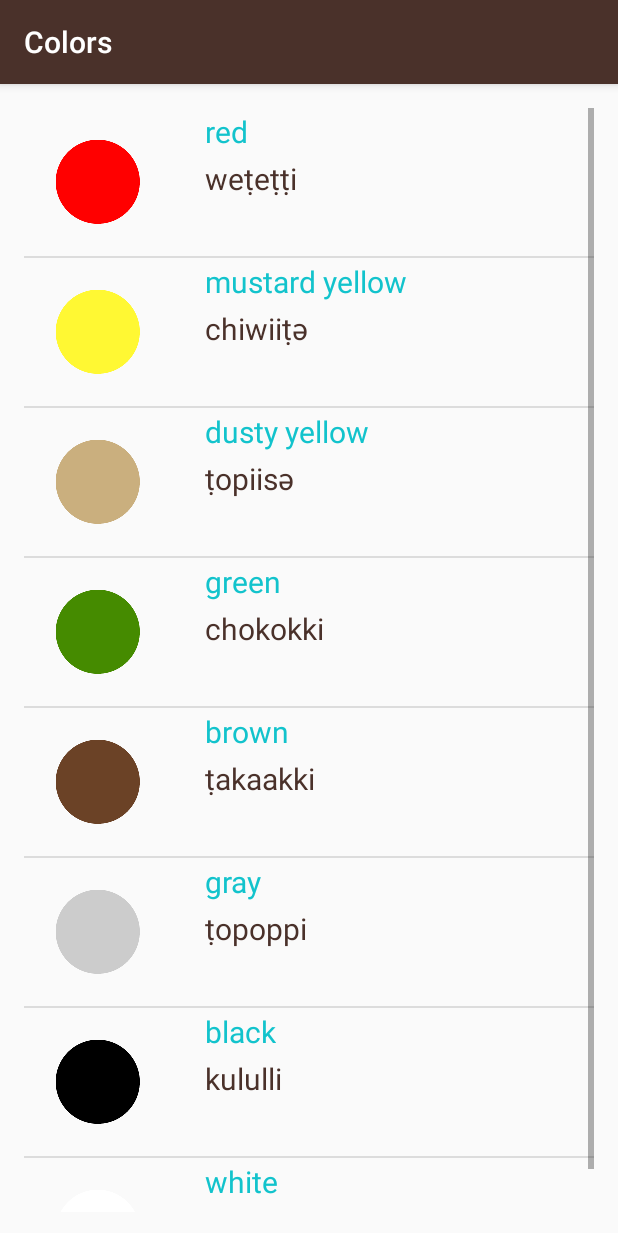
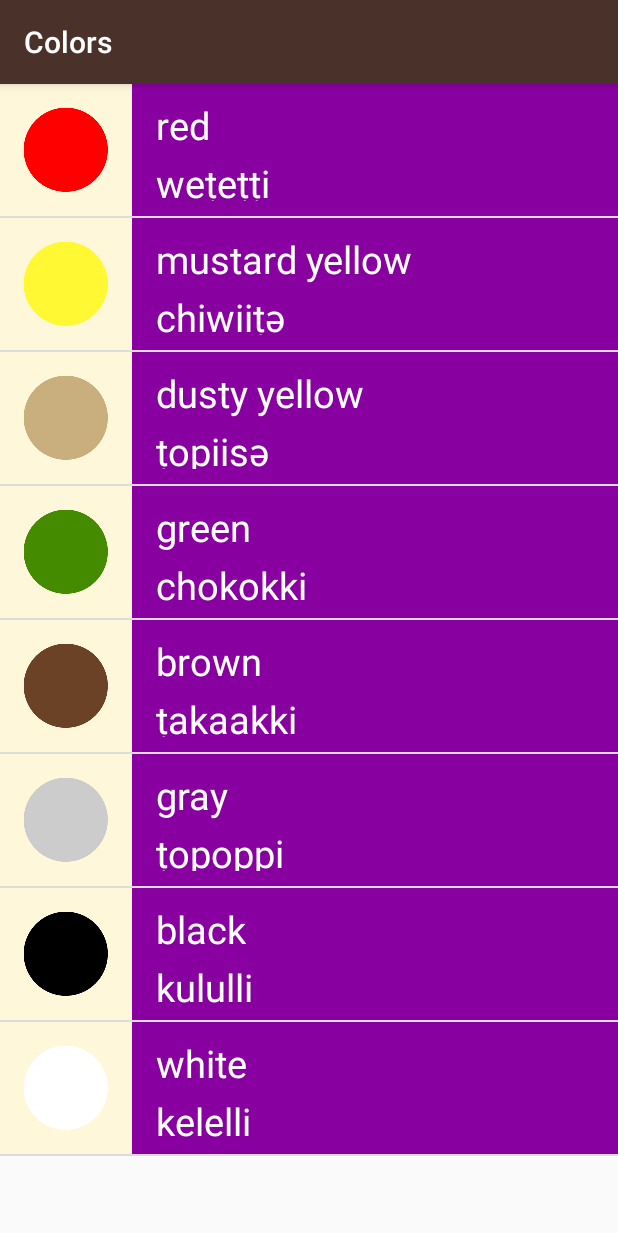
Before and after one commit to vicrobot/MiwokApp, an Android app: the screen it shows after launch (ColorsActivity), after a tap on "Colors", on a phone screen of 412 x 824 dp. Shown: the top 1233 px of the screen. Run offline under Robolectric (Android 15) with nearby library versions, the phone set to English and light mode, and no system bars.

Commit message:
Add visual polish to layouts and add design

```diff
--- a/app/src/main/java/com/example/android/miwok/ColorsActivity.java
+++ b/app/src/main/java/com/example/android/miwok/ColorsActivity.java
@@ -34,7 +34,7 @@ public class ColorsActivity extends AppCompatActivity {
 
 
 
-        WordAdapter wds = new WordAdapter(this,words);
+        WordAdapter wds = new WordAdapter(this,words,"#8800A0");
         //i am now attaching the wordAdapter to the main adapterView  that will get its profits to me
         ListView fd = (ListView)findViewById(R.id.id2);
         fd.setAdapter(wds);
--- a/app/src/main/java/com/example/android/miwok/FamilyActivity.java
+++ b/app/src/main/java/com/example/android/miwok/FamilyActivity.java
@@ -33,7 +33,7 @@ public class FamilyActivity extends AppCompatActivity {
         words.add(new Word("grandmother ", "ama",R.drawable.family_grandmother));
         words.add(new Word("grandfather", "paapa",R.drawable.family_grandfather));
 
-        WordAdapter wds = new WordAdapter(this,words);
+        WordAdapter wds = new WordAdapter(this,words,"#379237");
         //i am now attaching the wordAdapter to the main adapterView  that will get its profits to me
         ListView fd = (ListView)findViewById(R.id.id2);
         fd.setAdapter(wds);
--- a/app/src/main/java/com/example/android/miwok/MainActivity.java
+++ b/app/src/main/java/com/example/android/miwok/MainActivity.java
@@ -35,8 +35,8 @@ public class MainActivity extends AppCompatActivity {
         // specific text view by its id.
         TextView txt1 = (TextView)findViewById(R.id.numbers);
         TextView txt2 = (TextView)findViewById(R.id.family);
-        TextView txt3 = (TextView)findViewById(R.id.phrases);
-        TextView txt4 = (TextView)findViewById(R.id.colors);
+        TextView txt3 = (TextView)findViewById(R.id.colors);
+        TextView txt4 = (TextView)findViewById(R.id.phrases);
 
         txt1.setOnClickListener(new View.OnClickListener() {
             @Override
--- a/app/src/main/java/com/example/android/miwok/NumbersActivity.java
+++ b/app/src/main/java/com/example/android/miwok/NumbersActivity.java
@@ -33,7 +33,7 @@ public class NumbersActivity extends AppCompatActivity {
         item.add(new Word("nine", "wo’e",R.drawable.number_nine));
         item.add(new Word("ten", "na’aacha",R.drawable.number_ten));
 
-        WordAdapter wds = new WordAdapter(this,item);
+        WordAdapter wds = new WordAdapter(this,item,"#FD8E09");
         //i am now attaching the wordAdapter to the main adapterView  that will get its profits to me
         ListView fd = (ListView)findViewById(R.id.id2);
         fd.setAdapter(wds);
--- a/app/src/main/java/com/example/android/miwok/PhrasesActivity.java
+++ b/app/src/main/java/com/example/android/miwok/PhrasesActivity.java
@@ -33,7 +33,7 @@ public class PhrasesActivity extends AppCompatActivity {
         words.add(new Word("Let’s go.", "yoowutis"));
         words.add(new Word("Come here.", "әnni'nem"));
 
-        WordAdapter wds = new WordAdapter(this,words);
+        WordAdapter wds = new WordAdapter(this,words,"#16AFCA");
         //i am now attaching the wordAdapter to the main adapterView  that will get its profits to me
         ListView fd = (ListView)findViewById(R.id.id2);
         fd.setAdapter(wds);
--- a/app/src/main/java/com/example/android/miwok/WordAdapter.java
+++ b/app/src/main/java/com/example/android/miwok/WordAdapter.java
@@ -8,15 +8,23 @@ import android.view.View;
 import android.view.ViewGroup;
 import android.widget.ArrayAdapter;
 import android.widget.ImageView;
+import android.widget.LinearLayout;
 import android.widget.TextView;
 
 import java.util.ArrayList;
 import java.util.List;
 
+import static android.graphics.Color.parseColor;
+import static java.lang.Integer.parseInt;
+
 public class WordAdapter extends ArrayAdapter<Word> {
 
-   public WordAdapter(Context ctx, ArrayList<Word> ark){
+    private String color;
+
+   public WordAdapter(Context ctx, ArrayList<Word> ark,String hex){
        super(ctx,0,ark);
+       color=hex;
+
    }
    @Override
     public View getView(int position,View nameOfTheView, ViewGroup vrg ){
@@ -52,6 +60,7 @@ public class WordAdapter extends ArrayAdapter<Word> {
        if(wrd.hasImage()) {
            ImageView img = (ImageView) nameOfTheView.findViewById(R.id.asfs);
            img.setImageResource(wrd.getImageResouse());
+           img.setBackgroundColor(parseColor("#fff7da"));
        }else{
            ImageView img = (ImageView) nameOfTheView.findViewById(R.id.asfs);
            img.setVisibility(View.GONE);
@@ -60,6 +69,9 @@ public class WordAdapter extends ArrayAdapter<Word> {
        //since i have already set the image for the needed one thus setting  the rest views
        tx.setText(wrd.getFirstText());
        txt.setText(wrd.getSecondText());
+       LinearLayout ll = (LinearLayout)nameOfTheView.findViewById(R.id.color);
+       ll.setBackgroundColor(parseColor(color));
+
 
 
        return nameOfTheView;
--- a/app/src/main/res/layout/activity_main.xml
+++ b/app/src/main/res/layout/activity_main.xml
@@ -23,13 +23,13 @@
     <TextView
         android:id="@+id/colors"
         style="@style/CategoryStyle"
-        android:background="@color/category_phrases"
-        android:text="@string/category_phrases" />
+        android:background="@color/category_colors"
+        android:text="@string/category_colors" />
 
     <TextView
         android:id="@+id/phrases"
         style="@style/CategoryStyle"
-        android:background="@color/category_colors"
-        android:text="@string/category_colors" />
+        android:background="@color/category_phrases"
+        android:text="@string/category_phrases" />
 
 </LinearLayout>
--- a/app/src/main/res/layout/main.xml
+++ b/app/src/main/res/layout/main.xml
@@ -6,8 +6,5 @@
     android:orientation="vertical"
     android:layout_width="match_parent"
     android:layout_height="match_parent"
-    android:paddingBottom="@dimen/activity_vertical_margin"
-    android:paddingLeft="@dimen/activity_horizontal_margin"
-    android:paddingRight="@dimen/activity_horizontal_margin"
-    android:paddingTop="@dimen/activity_vertical_margin"
+
     />
--- a/app/src/main/res/layout/model.xml
+++ b/app/src/main/res/layout/model.xml
@@ -2,16 +2,14 @@
 <!--This is a model XML file-->
 <LinearLayout xmlns:android="http://schemas.android.com/apk/res/android"
     android:layout_width="match_parent"
-    android:layout_height="match_parent"
-    xmlns:a="http://schemas.android.com/apk/res-auto"
+    android:layout_height="88dp"
     android:orientation="horizontal"
-    android:layout_marginLeft="5dp"
-    android:backgroundTint="#12c3cc">
+    android:id="@+id/color"
+    >
     <ImageView
-        android:layout_width="wrap_content"
-        android:layout_height="wrap_content"
+        android:layout_width="88dp"
+        android:layout_height="88dp"
         android:id="@+id/asfs"
-        android:layout_margin="5dp"
         android:src="@drawable/img2"
 
         />
@@ -19,26 +17,27 @@
         android:layout_width="wrap_content"
         android:layout_height="wrap_content"
         android:orientation="vertical"
-        android:paddingLeft="20dp"
+        android:paddingLeft="16dp"
+
         >
         <TextView
             android:layout_width="wrap_content"
             android:layout_height="wrap_content"
             android:id="@+id/asdf"
-            android:layout_margin="2dp"
-            android:layout_marginLeft="3dp"
+            android:layout_marginTop="10dp"
+            android:paddingBottom="2dp"
             android:fontFamily="Sans-serif-monospace"
-            android:textSize="20sp"
-            android:textColor="#12c3cc"
+            android:textSize="25sp"
+            android:textColor="#ffffff"
             android:text="text1"/>
         <TextView
             android:layout_width="wrap_content"
             android:layout_height="wrap_content"
             android:id="@+id/asfd"
-            android:layout_margin="2dp"
-            android:textColor="#4A312A"
-            android:layout_marginLeft="3dp"
-            android:textSize="20sp"
+            android:textColor="#ffffff"
+            android:textSize="25sp"
+            android:paddingTop="2dp"
+            android:layout_marginBottom="10dp"
             android:fontFamily="Sans-serif-monospace"
             android:text="text2"/>
     </LinearLayout>
```
